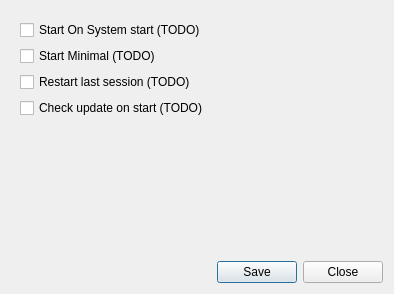
Old version of the form src/optionsdialog.ui in the repository coolshou/qterminal.
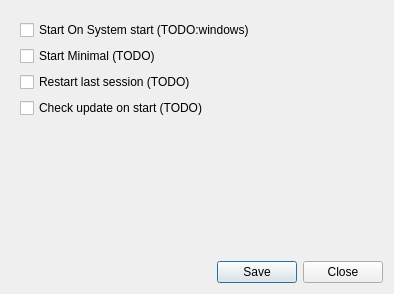
New version of the form. Icons and pictures are not drawn.

Patch:
```diff
--- a/src/optionsdialog.ui
+++ b/src/optionsdialog.ui
@@ -24,7 +24,7 @@
       <item>
        <widget class="QCheckBox" name="StartOnBootCheckBox">
         <property name="text">
-         <string>Start On System start (TODO)</string>
+         <string>Start On System start (TODO:windows)</string>
         </property>
        </widget>
       </item>
```
